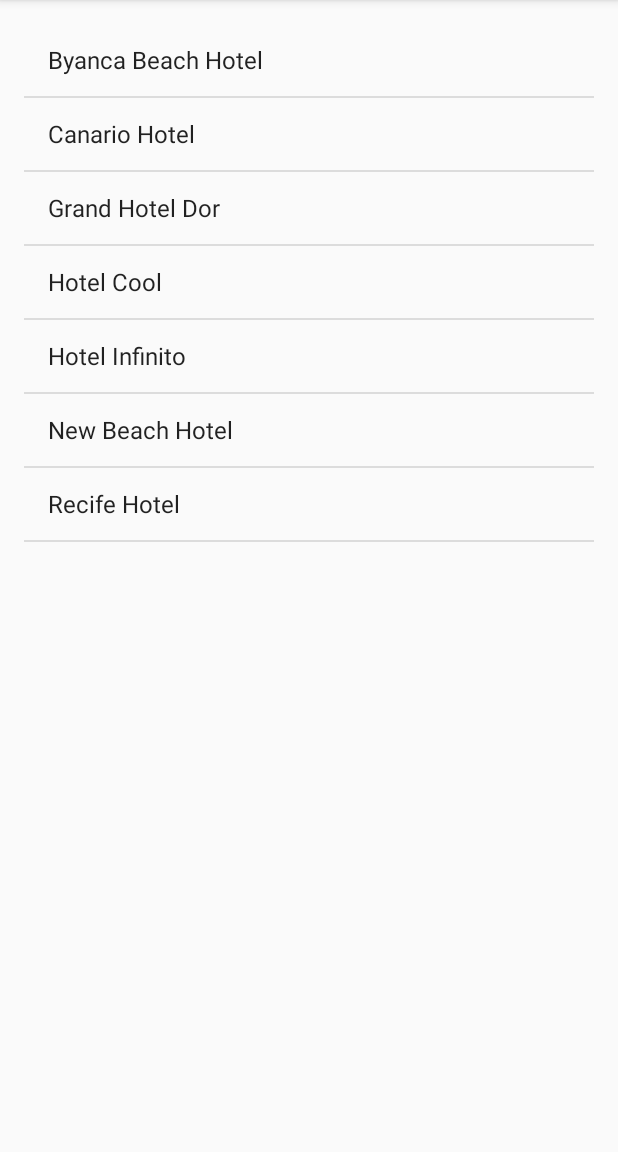
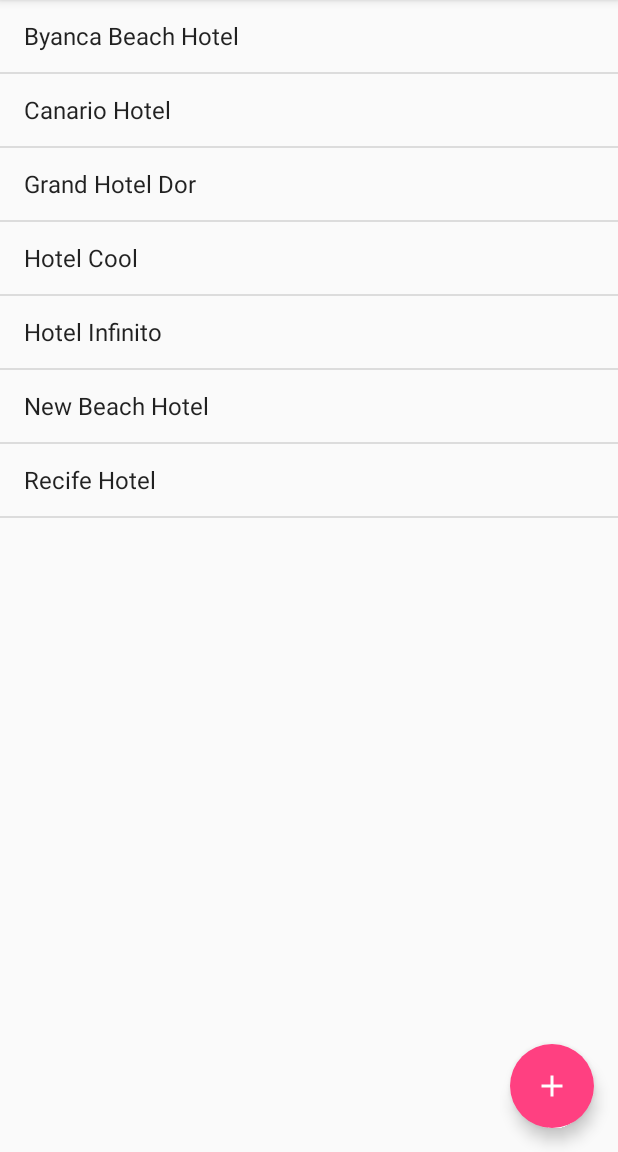
Before and after one commit to Turbiani/Fragments, an Android app: the screen it shows after launch (HotelActivity), with the options menu open, on a phone screen of 412 x 824 dp, the part 84-1236 px from its top. Run offline under Robolectric (Android 15) with nearby library versions, the phone set to English and light mode, and no system bars.

Commit message:
Inserindo FAB para adicionar novos Hoteis, retirando funcionalidade da ActionBar. Incluindo CordinatorLayout para ganho de usabilidade entre Snackbar e FAB

```diff
--- a/app/src/main/java/android/dominando/fragments/HotelActivity.java
+++ b/app/src/main/java/android/dominando/fragments/HotelActivity.java
@@ -5,15 +5,16 @@ import android.content.DialogInterface;
 import android.content.Intent;
 import android.net.Uri;
 import android.os.Bundle;
+import android.support.v4.app.DialogFragment;
 import android.support.v4.app.FragmentManager;
 import android.support.v4.app.FragmentTransaction;
-import android.support.v4.app.DialogFragment;
 import android.support.v4.view.MenuItemCompat;
 import android.support.v7.app.AlertDialog;
 import android.support.v7.app.AppCompatActivity;
 import android.support.v7.widget.SearchView;
 import android.view.Menu;
 import android.view.MenuItem;
+import android.view.View;
 
 public class HotelActivity extends AppCompatActivity implements AoClicarNoHotel,
         SearchView.OnQueryTextListener,
@@ -51,11 +52,6 @@ public class HotelActivity extends AppCompatActivity implements AoClicarNoHotel,
                 SobreDialogFragment sobreDialogFragmentFragment = new SobreDialogFragment();
                 sobreDialogFragmentFragment.show(getSupportFragmentManager(), "Sobre");
                 break;
-
-            case R.id.action_new:
-                HotelDialogFragment hotelDialogFragment = HotelDialogFragment.newInstace(null);
-                hotelDialogFragment.abrir(getSupportFragmentManager());
-                break;
         }
         return super.onOptionsItemSelected(item);
     }
@@ -78,6 +74,11 @@ public class HotelActivity extends AppCompatActivity implements AoClicarNoHotel,
             it.putExtra(HotelDetalheActivity.EXTRA_HOTEL, hotel);
             startActivity(it);
         }
+    }
+
+    public void adicionarHotelClick(View v){
+        HotelDialogFragment hotelDialogFragment = HotelDialogFragment.newInstace(null);
+        hotelDialogFragment.abrir(getSupportFragmentManager());
     }
 
     @Override
--- a/app/src/main/java/android/dominando/fragments/HotelListFragment.java
+++ b/app/src/main/java/android/dominando/fragments/HotelListFragment.java
@@ -129,7 +129,7 @@ public class HotelListFragment extends ListFragment
 
         Snackbar.make(mListView,
                 getString(R.string.mensagem_excluir, hoteisExcluidos.size()),
-                Snackbar.LENGTH_LONG)
+                Snackbar.LENGTH_INDEFINITE)
                 .setAction(R.string.desfazer, new View.OnClickListener() {
                     @Override
                     public void onClick(View view) {
--- a/app/src/main/res/layout-sw600dp/activity_hotel.xml
+++ b/app/src/main/res/layout-sw600dp/activity_hotel.xml
@@ -1,5 +1,6 @@
 <?xml version="1.0" encoding="utf-8"?>
 <LinearLayout xmlns:android="http://schemas.android.com/apk/res/android"
+    xmlns:app="http://schemas.android.com/apk/res-auto"
     xmlns:tools="http://schemas.android.com/tools"
     android:orientation="horizontal"
     android:layout_width="match_parent"
@@ -21,4 +22,14 @@
         android:layout_height="match_parent"
         android:layout_weight="2"
         android:id="@+id/detalhe"/>
+    <android.support.design.widget.FloatingActionButton
+        android:id="@+id/fabAdd"
+        android:layout_width="wrap_content"
+        android:layout_height="wrap_content"
+        android:layout_margin="16dp"
+        android:onClick="adicionarHotelClick"
+        android:src="@drawable/ic_add_white_24dp"
+        app:fabSize="normal"
+        app:borderWidth="0dp"
+        android:layout_gravity="bottom|end"/>
 </LinearLayout>
--- a/app/src/main/res/layout/activity_hotel.xml
+++ b/app/src/main/res/layout/activity_hotel.xml
@@ -1,12 +1,10 @@
 <?xml version="1.0" encoding="utf-8"?>
-<LinearLayout xmlns:android="http://schemas.android.com/apk/res/android"
+<android.support.design.widget.CoordinatorLayout
+    xmlns:android="http://schemas.android.com/apk/res/android"
+    xmlns:app="http://schemas.android.com/apk/res-auto"
     xmlns:tools="http://schemas.android.com/tools"
     android:layout_width="match_parent"
     android:layout_height="match_parent"
-    android:paddingBottom="@dimen/activity_vertical_margin"
-    android:paddingLeft="@dimen/activity_horizontal_margin"
-    android:paddingRight="@dimen/activity_horizontal_margin"
-    android:paddingTop="@dimen/activity_vertical_margin"
     tools:context="android.dominando.fragments.HotelActivity">
 
     <fragment
@@ -14,4 +12,14 @@
         android:layout_height="match_parent"
         android:name="android.dominando.fragments.HotelListFragment"
         android:id="@+id/fragmentLista"/>
-</LinearLayout>
+    <android.support.design.widget.FloatingActionButton
+        android:id="@+id/fabAdd"
+        android:layout_width="wrap_content"
+        android:layout_height="wrap_content"
+        android:layout_margin="16dp"
+        android:onClick="adicionarHotelClick"
+        android:src="@drawable/ic_add_white_24dp"
+        app:fabSize="normal"
+        app:borderWidth="0dp"
+        android:layout_gravity="bottom|end"/>
+</android.support.design.widget.CoordinatorLayout>
--- a/app/src/main/res/menu/menu_hotel.xml
+++ b/app/src/main/res/menu/menu_hotel.xml
@@ -10,11 +10,6 @@
         app:showAsAction="collapseActionView|ifRoom"
         app:actionViewClass="android.support.v7.widget.SearchView" />
     <item
-        android:id="@+id/action_new"
-        android:icon="@android:drawable/ic_menu_add"
-        android:title="@string/acao_novo"
-        app:showAsAction="ifRoom|withText" />
-    <item
         android:id="@+id/action_info"
         android:icon="@android:drawable/ic_menu_info_details"
         android:title="@string/acao_info"
```
Also changed, not shown: app/src/main/res/drawable-hdpi/ic_add_white_24dp.png (added), app/src/main/res/drawable-mdpi/ic_add_white_24dp.png (added), app/src/main/res/drawable-xhdpi/ic_add_white_24dp.png (added), app/src/main/res/drawable-xxhdpi/ic_add_white_24dp.png (added), app/src/main/res/drawable-xxxhdpi/ic_add_white_24dp.png (added).
